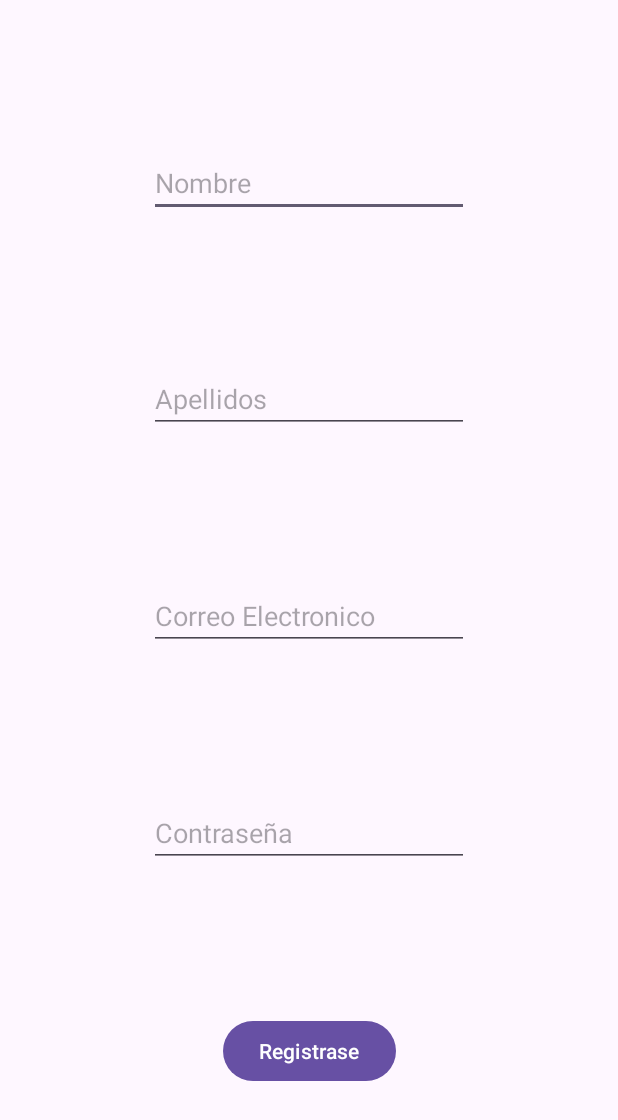
After one commit to Ferraann/Proy-Biometria-y-Medio-Ambiente-Grupo-5, an Android app: the layout registrarse.xml on its own in the app's theme, with its tools: preview values and no code run, on a phone screen of 412 x 824 dp. The commit adds this screen. Shown: the top 1120 px of the screen. Run offline under Robolectric (Android 15) with nearby library versions, the phone set to English and light mode, and no system bars.

Commit message:
Preparando base de android para hacer el registro

```diff
--- /dev/null
+++ b/src/android/app/src/main/res/layout/registrarse.xml
@@ -0,0 +1,66 @@
+<?xml version="1.0" encoding="utf-8"?>
+<androidx.constraintlayout.widget.ConstraintLayout xmlns:android="http://schemas.android.com/apk/res/android"
+    xmlns:app="http://schemas.android.com/apk/res-auto"
+    xmlns:tools="http://schemas.android.com/tools"
+    android:layout_width="match_parent"
+    android:layout_height="match_parent">
+
+    <EditText
+        android:id="@+id/NombreUsuari"
+        android:layout_width="wrap_content"
+        android:layout_height="wrap_content"
+        android:ems="10"
+        android:hint="Nombre"
+        android:inputType="text"
+        app:layout_constraintBottom_toTopOf="@+id/ApellidosUsuario"
+        app:layout_constraintEnd_toEndOf="parent"
+        app:layout_constraintStart_toStartOf="parent"
+        app:layout_constraintTop_toTopOf="parent" />
+
+    <EditText
+        android:id="@+id/ApellidosUsuario"
+        android:layout_width="wrap_content"
+        android:layout_height="wrap_content"
+        android:ems="10"
+        android:hint="Apellidos"
+        android:inputType="text"
+        app:layout_constraintBottom_toTopOf="@+id/EmailUsuario"
+        app:layout_constraintEnd_toEndOf="parent"
+        app:layout_constraintStart_toStartOf="parent"
+        app:layout_constraintTop_toBottomOf="@+id/NombreUsuari" />
+
+    <EditText
+        android:id="@+id/ContrasenyaUsuario"
+        android:layout_width="wrap_content"
+        android:layout_height="wrap_content"
+        android:ems="10"
+        android:hint="Contraseña"
+        android:inputType="textPassword"
+        app:layout_constraintBottom_toTopOf="@+id/botonRegistrarse"
+        app:layout_constraintEnd_toEndOf="parent"
+        app:layout_constraintStart_toStartOf="parent"
+        app:layout_constraintTop_toBottomOf="@+id/EmailUsuario" />
+
+    <EditText
+        android:id="@+id/EmailUsuario"
+        android:layout_width="wrap_content"
+        android:layout_height="wrap_content"
+        android:ems="10"
+        android:hint="Correo Electronico"
+        android:inputType="textEmailAddress"
+        app:layout_constraintBottom_toTopOf="@+id/ContrasenyaUsuario"
+        app:layout_constraintEnd_toEndOf="parent"
+        app:layout_constraintStart_toStartOf="parent"
+        app:layout_constraintTop_toBottomOf="@+id/ApellidosUsuario" />
+
+    <Button
+        android:id="@+id/botonRegistrarse"
+        android:layout_width="wrap_content"
+        android:layout_height="wrap_content"
+        android:text="Registrase"
+        app:layout_constraintBottom_toBottomOf="parent"
+        app:layout_constraintEnd_toEndOf="parent"
+        app:layout_constraintStart_toStartOf="parent"
+        app:layout_constraintTop_toBottomOf="@+id/ContrasenyaUsuario"
+        app:layout_constraintVertical_bias="0.0" />
+</androidx.constraintlayout.widget.ConstraintLayout>
```
Also changed, not shown: src/android/app/src/main/java/com/example/pachacaj/myapplication/ApiCliente.java (added, +42 -0 lines), src/android/app/src/main/java/com/example/pachacaj/myapplication/ApiService.java (+9 -0 lines), src/android/app/src/main/res/layout/activity_main.xml (+37 -3 lines).
